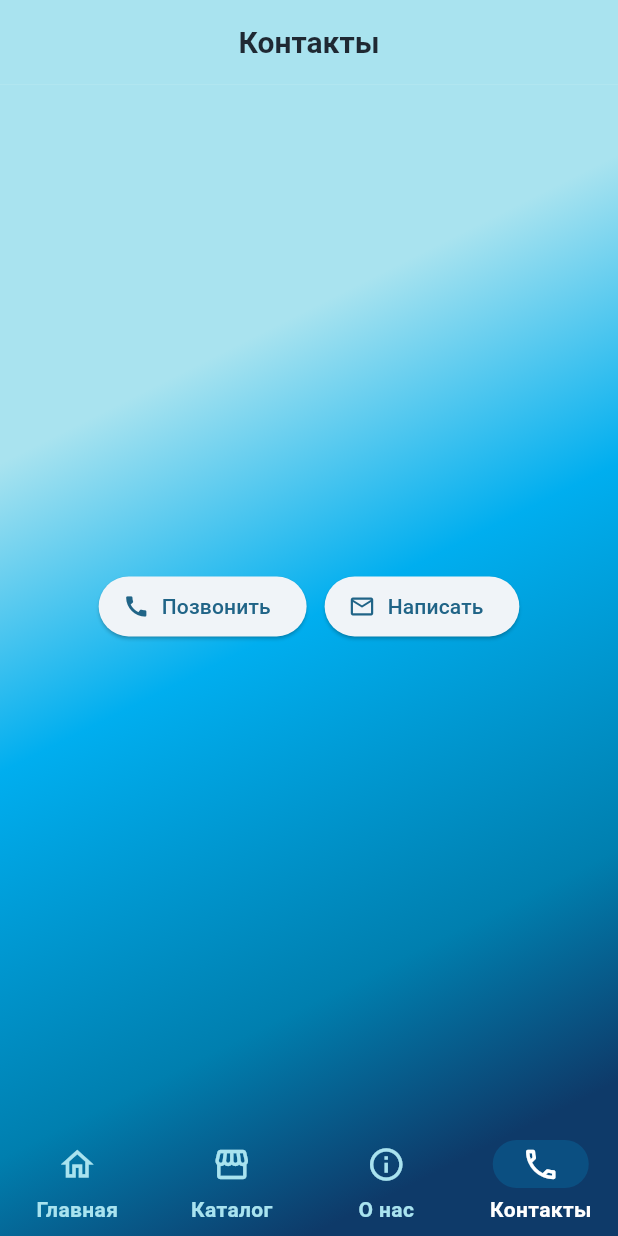
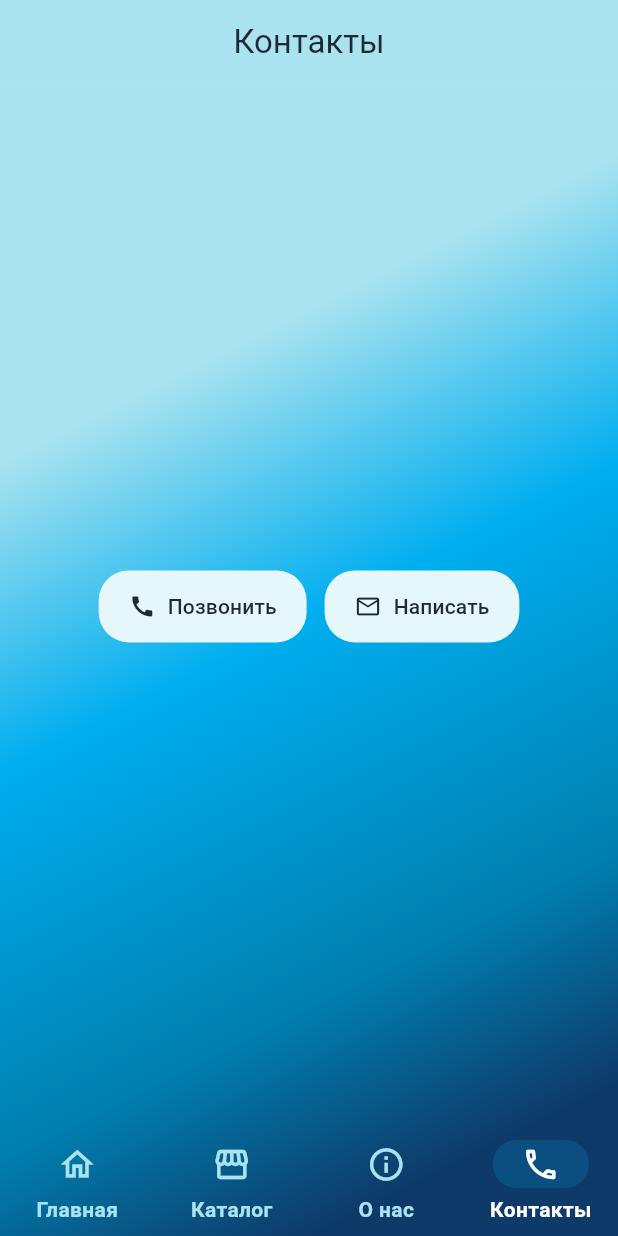
Before and after one commit to siyatut/atlantida_shop, a Flutter app: the screen it shows after launch, item 4 of the bottom bar chosen, after a tap on "Позвонить", on a phone screen of 412 x 824 dp. Run offline on Flutter 3.47's test engine with Material 3 defaults, Android fonts, the phone set to English and light mode, and no system bars; our stand-ins replace cached_network_image; network calls fail; statements that could not run were skipped.

Commit message:
feat(ui): refine gradient theme, fix filters visibility, and add button icons

```diff
--- a/lib/main.dart
+++ b/lib/main.dart
@@ -1,12 +1,14 @@
-import 'package:atlantida_shop/core/env.dart';
+import 'core/env.dart';
+import 'package:flutter/services.dart';
 import 'package:flutter/material.dart';
-import 'package:flutter/services.dart';
 
 import 'screens/about.dart';
 import 'screens/catalog.dart';
 import 'screens/contacts.dart';
 import 'screens/home.dart';
 import 'theme/app_colors.dart';
+import 'theme/app_theme.dart';
+
 
 Future<void> main() async {
   WidgetsFlutterBinding.ensureInitialized();
@@ -19,67 +21,14 @@ class AtlantidaApp extends StatelessWidget {
 
   @override
   Widget build(BuildContext context) {
-    final lightAqua = ColorScheme.fromSeed(seedColor: AppColors.aqua);
-
     return MaterialApp(
       title: 'Атлантида',
       debugShowCheckedModeBanner: false,
-      // Глобальная тема (бары прозрачные, фон зададим в builder)
-      theme: ThemeData(
-        useMaterial3: true,
-        colorScheme: lightAqua,
-        scaffoldBackgroundColor: Colors.transparent,
-
-        appBarTheme: const AppBarTheme(
-          backgroundColor: Colors.transparent,
-          surfaceTintColor: Colors.transparent,
-          elevation: 0,
-          centerTitle: true,
-          systemOverlayStyle:
-              SystemUiOverlayStyle.dark, // тёмные иконки в статус-баре
-          titleTextStyle: TextStyle(
-            fontWeight: FontWeight.w700,
-            fontSize: 20,
-            color: AppColors.ink,
-          ),
-        ),
-
-        navigationBarTheme: NavigationBarThemeData(
-          height: 72,
-          elevation: 0,
-          backgroundColor:
-              Colors.transparent, // низ прозрачен — под ним тот же градиент
-          surfaceTintColor: Colors.transparent,
-          indicatorColor: AppColors.aqua.withValues(
-            alpha: .18,
-          ), // мягкая подсветка активного
-          iconTheme: WidgetStateProperty.resolveWith(
-            (states) => IconThemeData(
-              size: 26,
-              color: states.contains(WidgetState.selected)
-                  ? AppColors
-                        .white // выбранный — тёмный
-                  : AppColors.lightBlue, // невыбранный — белый
-            ),
-          ),
-          labelTextStyle: WidgetStateProperty.resolveWith(
-            (states) => TextStyle(
-              fontWeight: states.contains(WidgetState.selected)
-                  ? FontWeight.w700
-                  : FontWeight.w600,
-              color: states.contains(WidgetState.selected)
-                  ? AppColors.white
-                  : AppColors.lightBlue,
-            ),
-          ),
-        ),
-      ),
-
-      // ЕДИНЫЙ ФОН: градиент тянется от самого верха до самого низа
+      theme: AppTheme.light(),
       builder: (context, child) => DecoratedBox(
-        decoration: const BoxDecoration(gradient: AppColors.gradientAqua),
-        child: child ?? const SizedBox.shrink(),
-      ),
+         decoration: const BoxDecoration(gradient: AppColors.gradientAqua),
+         child: child ?? const SizedBox.shrink(),
+       ),
 
       home: const _RootTabs(),
     );
@@ -110,6 +59,7 @@ class _RootTabsState extends State<_RootTabs> {
       onTap: () => FocusScope.of(context).unfocus(),
       child: Scaffold(
         appBar: AppBar(
+          systemOverlayStyle: SystemUiOverlayStyle.dark,
           title: Text(switch (_index) {
             0 => 'Главная',
             1 => 'Каталог',
--- a/lib/screens/contacts.dart
+++ b/lib/screens/contacts.dart
@@ -1,5 +1,6 @@
 import 'package:flutter/material.dart';
 import 'package:url_launcher/url_launcher.dart';
+import '../theme/app_colors.dart';
 
 class ContactsScreen extends StatelessWidget {
   const ContactsScreen({super.key});
@@ -7,6 +8,21 @@ class ContactsScreen extends StatelessWidget {
   @override
   Widget build(BuildContext context) {
     return Center(
+      child: Theme(
+        data: Theme.of(context).copyWith(
+          elevatedButtonTheme: ElevatedButtonThemeData(
+            style: ElevatedButton.styleFrom(
+              backgroundColor: AppColors.mint,
+              foregroundColor: AppColors.ink,
+              elevation: 0,
+              padding: const EdgeInsets.symmetric(horizontal: 20, vertical: 14),
+              shape: RoundedRectangleBorder(
+                borderRadius: BorderRadius.circular(20),
+              ),
+              shadowColor: Colors.black.withValues(alpha: .1),
+            ),
+          ),
+        ),
         child: Wrap(
           spacing: 12,
           runSpacing: 12,
@@ -17,12 +33,13 @@ class ContactsScreen extends StatelessWidget {
               label: const Text('Позвонить'),
             ),
             ElevatedButton.icon(
-            onPressed: () => launchUrl(Uri.parse('mailto:rnti43@yandex.ru')),
+              onPressed: () => launchUrl(Uri.parse('mailto:gagin645@yandex.ru')),
               icon: const Icon(Icons.email_outlined),
               label: const Text('Написать'),
             ),
           ],
         ),
+      ),
     );
   }
 }
--- a/lib/screens/home.dart
+++ b/lib/screens/home.dart
@@ -31,6 +31,7 @@ class HomeScreen extends StatelessWidget {
                       Expanded(
                         child: _YellowButton(
                           text: 'Позвонить',
+                          icon: Icons.call,
                           onTap: () => makePhoneCall('+79625046096'),
                         ),
                       ),
@@ -38,6 +39,7 @@ class HomeScreen extends StatelessWidget {
                       Expanded(
                         child: _YellowButton(
                           text: 'Написать',
+                          icon: Icons.email_outlined,
                           onTap: () => sendEmail(
                             email: 'gagin645@yandex.ru',
                             subject: 'Вопрос по товару из приложения',
@@ -372,21 +374,37 @@ class _SectionTitle extends StatelessWidget {
 }
 
 class _YellowButton extends StatelessWidget {
-  const _YellowButton({required this.text, required this.onTap});
+  const _YellowButton({required this.text, required this.onTap, required this.icon});
   final String text;
+  final IconData? icon;
   final VoidCallback onTap;
 
   @override
   Widget build(BuildContext context) {
     return FilledButton(
+      onPressed: onTap,
       style: FilledButton.styleFrom(
         backgroundColor: const Color(0xFFF5BE41),
         foregroundColor: Colors.black,
-        padding: const EdgeInsets.symmetric(horizontal: 16, vertical: 12),
-        shape: RoundedRectangleBorder(borderRadius: BorderRadius.circular(12)),
+        elevation: 0,
+        padding: const EdgeInsets.symmetric(horizontal: 16, vertical: 14),
+        shape: RoundedRectangleBorder(
+          borderRadius: BorderRadius.circular(14),
+        ),
       ),
-      onPressed: onTap,
-      child: Text(text, style: const TextStyle(fontWeight: FontWeight.w800)),
+      child: Row(
+        mainAxisAlignment: MainAxisAlignment.center,
+        children: [
+          if (icon != null) ...[
+            Icon(icon, size: 20),
+            const SizedBox(width: 8),
+          ],
+          Text(
+            text,
+            style: const TextStyle(fontWeight: FontWeight.w700),
+          ),
+        ],
+      ),
     );
   }
 }
--- a/lib/theme/app_colors.dart
+++ b/lib/theme/app_colors.dart
@@ -1,15 +1,20 @@
 import 'package:flutter/material.dart';
 
 class AppColors {
-  // Базовая палитра (Aqua → Teal → Mint)
-  static const aqua = Color(0xFF00AEEF); // яркий акцент
-  static const teal = Color(0xFF007FAF); // более глубокий
-  static const lightBlue = Color(0xFFA9E3EF); // светлый фон
-  static const seaGrass = Color(0xFF13C2C2); // зеленовато-голубой
-  static const deepBlue = Color(0xFF0E3A69); // опорный тёмный
-  static const ink = Color(0xFF1F2933); // тёмный текст
-  static const softInk = Color(0xFF586174); // вторичный текст
+  // Светлые и фоновые
   static const white = Colors.white;
+  static const mint = Color(0xFFE6F7FB);        // мягкая панель
+  static const lightBlue = Color(0xFFA9E3EF);   // светло-голубой для градиента
+
+  // Средние и акцентные
+  static const aqua = Color(0xFF00AEEF);        // яркий акцент
+  static const seaGrass = Color(0xFF13C2C2);    // зеленовато-голубой
+  static const teal = Color(0xFF007FAF);        // более глубокий
+
+  // Тёмные и опорные
+  static const deepBlue = Color(0xFF0E3A69);    // опорный тёмный
+  static const ink = Color(0xFF1F2933);         // тёмный текст
+  static const softInk = Color(0xFF586174);     // вторичный текст
 
   // универсальный градиент (слева-сверху → вправо-вниз)
   static const gradientAqua = LinearGradient(
--- a/lib/theme/app_theme.dart
+++ b/lib/theme/app_theme.dart
@@ -9,15 +9,17 @@ class AppTheme {
       seedColor: AppColors.aqua,
       primary: AppColors.aqua,
       secondary: AppColors.seaGrass,
-      surface: AppColors.white,
-      onSurface: AppColors.ink,
-      surfaceContainerLowest: AppColors.lightBlue,
+      // базовые плоскости интерфейса
+      surface: AppColors.white,                 // карточки/поля
+      onSurface: AppColors.ink,                 // текст на поверхностях
+     surfaceContainerLowest: AppColors.mint,   // мягкие панели/«блоки»
+      surfaceContainer: AppColors.lightBlue,    // светлая голубая подложка
     );
 
     return ThemeData(
       useMaterial3: true,
       colorScheme: cs,
-      scaffoldBackgroundColor: AppColors.lightBlue,
+      scaffoldBackgroundColor: Colors.transparent,
       appBarTheme: const AppBarTheme(
         elevation: 0,
         backgroundColor: Colors.transparent,
@@ -31,6 +33,14 @@ class AppTheme {
         surfaceTintColor: Colors.transparent,
         shape: RoundedRectangleBorder(borderRadius: BorderRadius.circular(16)),
       ),
+      // chipTheme: ChipThemeData(
+      //   side: BorderSide.none,
+      //   labelStyle: const TextStyle(fontWeight: FontWeight.w700),
+      //   backgroundColor: cs.surfaceContainer.withValues(alpha: .25),
+      //   selectedColor: cs.primary,
+      //   padding: const EdgeInsets.symmetric(horizontal: 12, vertical: 10),
+      //  shape: RoundedRectangleBorder(borderRadius: BorderRadius.circular(14)),
+      // ),
       elevatedButtonTheme: ElevatedButtonThemeData(
         style: ElevatedButton.styleFrom(
           backgroundColor: AppColors.aqua,
@@ -44,7 +54,7 @@ class AppTheme {
       ),
       filledButtonTheme: FilledButtonThemeData(
         style: FilledButton.styleFrom(
-          backgroundColor: const Color(0xFFF5BE41), // твоя жёлтая кнопка
+          backgroundColor: const Color(0xFFF5BE41), // жёлтая кнопка
           foregroundColor: Colors.black,
           elevation: 0,
           padding: const EdgeInsets.symmetric(horizontal: 16, vertical: 14),
@@ -61,11 +71,35 @@ class AppTheme {
           borderSide: BorderSide(color: AppColors.aqua.withValues(alpha: .35)),
         ),
       ),
-      navigationBarTheme: const NavigationBarThemeData(
-        elevation: 0,
-        backgroundColor: Colors.transparent,
-        indicatorColor: Color(0x3300AEEF),
-      ),
+      navigationBarTheme: NavigationBarThemeData(
+          height: 72,
+          elevation: 0,
+          backgroundColor:
+              Colors.transparent, // низ прозрачен — под ним тот же градиент
+          surfaceTintColor: Colors.transparent,
+          indicatorColor: AppColors.aqua.withValues(
+            alpha: .18,
+          ), // мягкая подсветка активного
+          iconTheme: WidgetStateProperty.resolveWith(
+            (states) => IconThemeData(
+              size: 26,
+              color: states.contains(WidgetState.selected)
+                  ? AppColors
+                        .white // выбранный — тёмный
+                  : AppColors.lightBlue, // невыбранный — белый
+            ),
+          ),
+          labelTextStyle: WidgetStateProperty.resolveWith(
+            (states) => TextStyle(
+              fontWeight: states.contains(WidgetState.selected)
+                  ? FontWeight.w700
+                  : FontWeight.w600,
+              color: states.contains(WidgetState.selected)
+                  ? AppColors.white
+                  : AppColors.lightBlue,
+            ),
+          ),
+        ),
       dividerColor: AppColors.aqua.withValues(alpha: .2),
     );
   }
```
Lines whose indentation alone changed are shown as unchanged.
